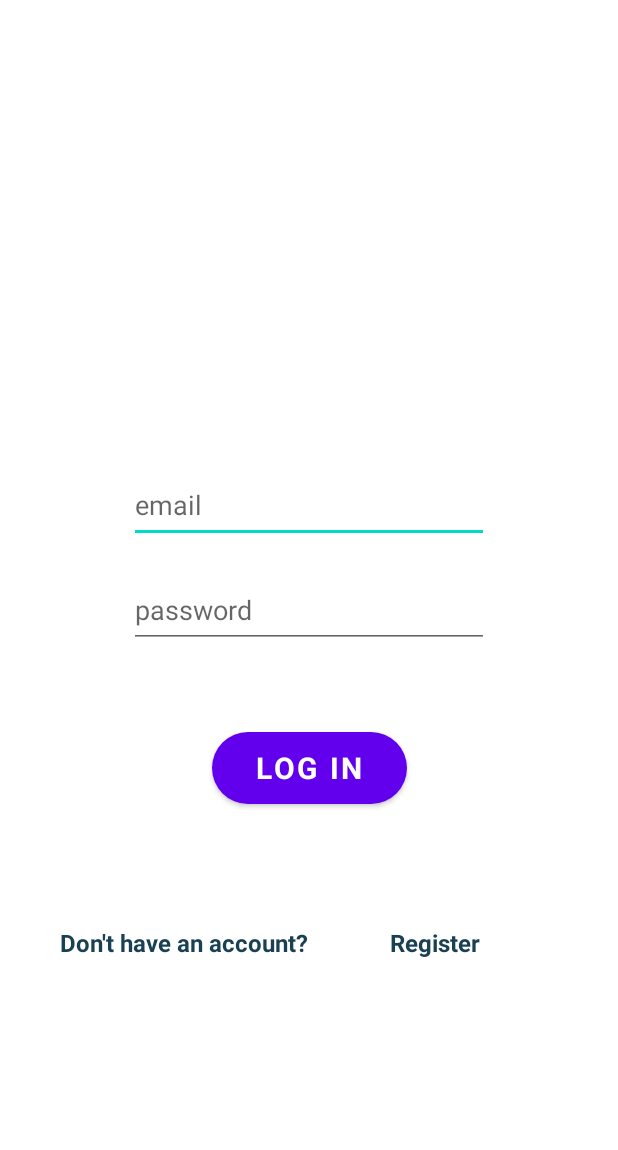
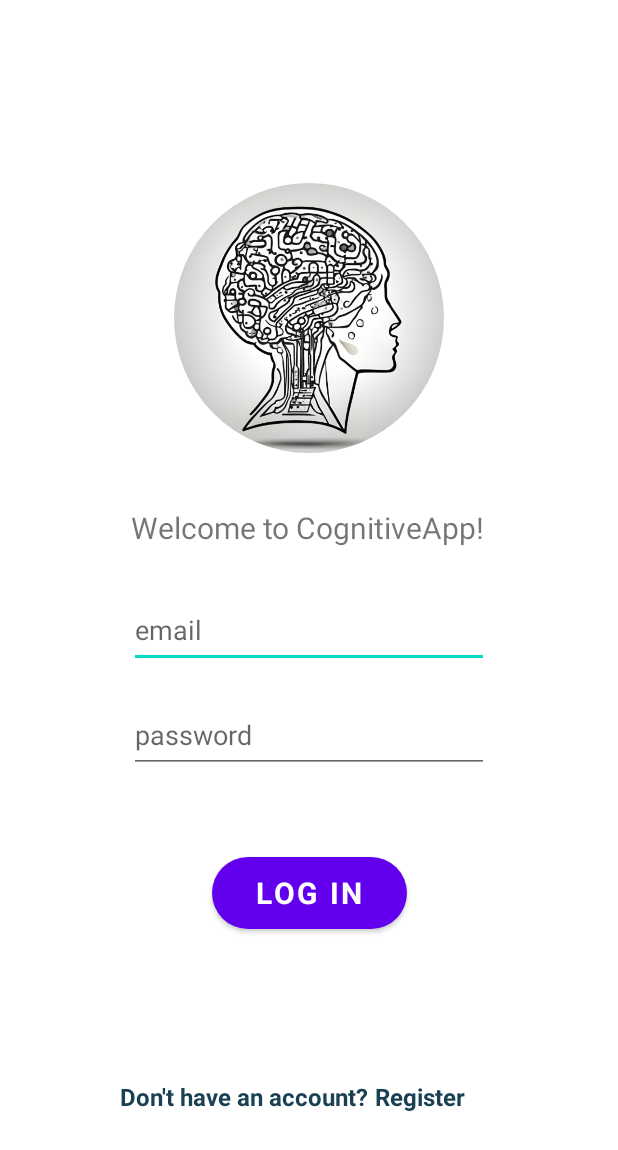
Before and after one commit to Oliwier-M/cognitiveAppProject, an Android app: the screen it shows after launch (LoginActivity), on a phone screen of 412 x 824 dp. Shown: the top 1150 px of the screen. Run offline under Robolectric (Android 15) with nearby library versions, the phone set to English and light mode, and no system bars; our stand-ins replace Firebase (no records; nobody signed in at launch, a user with empty details on screens opened directly); Roboto replaces fonts that are not available here.

Commit message:
useless fields deleted, login layout updated

```diff
--- a/app/src/main/res/layout/activity_login.xml
+++ b/app/src/main/res/layout/activity_login.xml
@@ -6,14 +6,27 @@
     android:layout_height="match_parent"
     tools:context=".ui.login.LoginActivity">
 
+    <TextView
+        android:id="@+id/textView4"
+        android:layout_width="wrap_content"
+        android:layout_height="wrap_content"
+        android:layout_marginTop="36dp"
+        android:fontFamily="sans-serif"
+        android:text="Welcome to CognitiveApp!"
+        android:textSize="20sp"
+        app:layout_constraintEnd_toEndOf="parent"
+        app:layout_constraintHorizontal_bias="0.498"
+        app:layout_constraintStart_toStartOf="parent"
+        app:layout_constraintTop_toBottomOf="@+id/imageView3" />
+
 
     <TextView
         android:id="@+id/textView2"
-        android:layout_width="220dp"
-        android:layout_height="wrap_content"
-        android:layout_marginStart="40dp"
+        android:layout_width="170dp"
+        android:layout_height="25dp"
+        android:layout_marginStart="80dp"
         android:layout_marginTop="30dp"
-        android:layout_marginBottom="140dp"
+        android:layout_marginBottom="14dp"
         android:fontFamily="sans-serif"
         android:text="Don't have an account?"
         android:textColor="#1A4153"
@@ -26,10 +39,10 @@
     <TextView
         android:id="@+id/RegisterButton"
         android:layout_width="96dp"
-        android:layout_height="wrap_content"
+        android:layout_height="25dp"
         android:layout_marginTop="30dp"
-        android:layout_marginEnd="30dp"
-        android:layout_marginBottom="140dp"
+        android:layout_marginEnd="35dp"
+        android:layout_marginBottom="14dp"
         android:backgroundTint="#FFFFFF"
         android:fontFamily="sans-serif"
         android:outlineProvider="none"
@@ -50,21 +63,19 @@
         android:id="@+id/emailText"
         android:layout_width="240dp"
         android:layout_height="50dp"
-        android:layout_marginStart="86dp"
-        android:layout_marginTop="100dp"
-        android:layout_marginEnd="85dp"
+        android:layout_marginTop="30dp"
         android:ems="10"
         android:hint="email"
         android:inputType="text"
         app:layout_constraintEnd_toEndOf="parent"
-        app:layout_constraintHorizontal_bias="0.0"
+        app:layout_constraintHorizontal_bias="0.5"
         app:layout_constraintStart_toStartOf="parent"
-        app:layout_constraintTop_toBottomOf="@+id/imageView3" />
+        app:layout_constraintTop_toBottomOf="@+id/textView4" />
 
-    <ImageView
+    <com.google.android.material.imageview.ShapeableImageView
         android:id="@+id/imageView3"
-        android:layout_width="wrap_content"
-        android:layout_height="wrap_content"
+        android:layout_width="180dp"
+        android:layout_height="180dp"
         android:layout_marginStart="142dp"
         android:layout_marginEnd="142dp"
         android:layout_marginBottom="400dp"
@@ -72,7 +83,9 @@
         app:layout_constraintEnd_toEndOf="parent"
         app:layout_constraintStart_toStartOf="parent"
         app:layout_constraintTop_toTopOf="parent"
-        tools:srcCompat="@tools:sample/avatars" />
+        app:shapeAppearanceOverlay="@style/CircularImageViewStyle"
+        app:srcCompat="@drawable/logo"
+        android:scaleType="centerCrop" />
 
     <Button
         android:id="@+id/loginButton"
@@ -85,6 +98,7 @@
         android:textStyle="bold"
         app:cornerRadius="25dp"
         app:layout_constraintEnd_toEndOf="parent"
+        app:layout_constraintHorizontal_bias="0.5"
         app:layout_constraintStart_toStartOf="parent"
         app:layout_constraintTop_toBottomOf="@+id/passwordText" />
 
@@ -97,6 +111,7 @@
         android:hint="password"
         android:inputType="textPassword"
         app:layout_constraintEnd_toEndOf="parent"
+        app:layout_constraintHorizontal_bias="0.5"
         app:layout_constraintStart_toStartOf="parent"
         app:layout_constraintTop_toBottomOf="@+id/emailText" />
 
--- /dev/null
+++ b/app/src/main/res/values/styles.xml
@@ -0,0 +1,7 @@
+<?xml version="1.0" encoding="utf-8"?>
+<resources>
+    <style name="CircularImageViewStyle">
+        <item name="cornerFamily">rounded</item>
+        <item name="cornerSize">50%</item>
+    </style>
+</resources>
```
Also changed, not shown: app/src/main/java/com/example/cognitiveassesmenttest/MainActivity.kt (deleted, +0 -58 lines), app/src/main/java/com/example/cognitiveassesmenttest/ui/gallery/GalleryFragment.kt (deleted, +0 -42 lines), app/src/main/java/com/example/cognitiveassesmenttest/ui/gallery/GalleryViewModel.kt (deleted, +0 -13 lines), app/src/main/java/com/example/cognitiveassesmenttest/ui/home/HomeFragment.kt (deleted, +0 -42 lines), app/src/main/java/com/example/cognitiveassesmenttest/ui/home/HomeViewModel.kt (deleted, +0 -13 lines), app/src/main/java/com/example/cognitiveassesmenttest/ui/slideshow/SlideshowFragment.kt (deleted, +0 -42 lines), app/src/main/java/com/example/cognitiveassesmenttest/ui/slideshow/SlideshowViewModel.kt (deleted, +0 -13 lines), app/src/main/res/drawable/logo.png (added).
